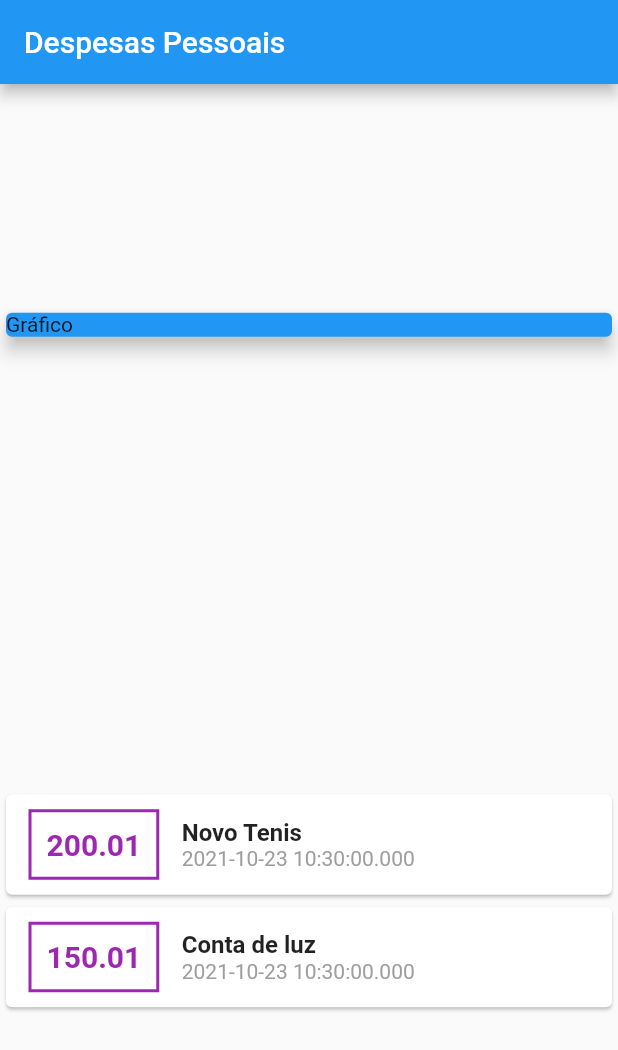
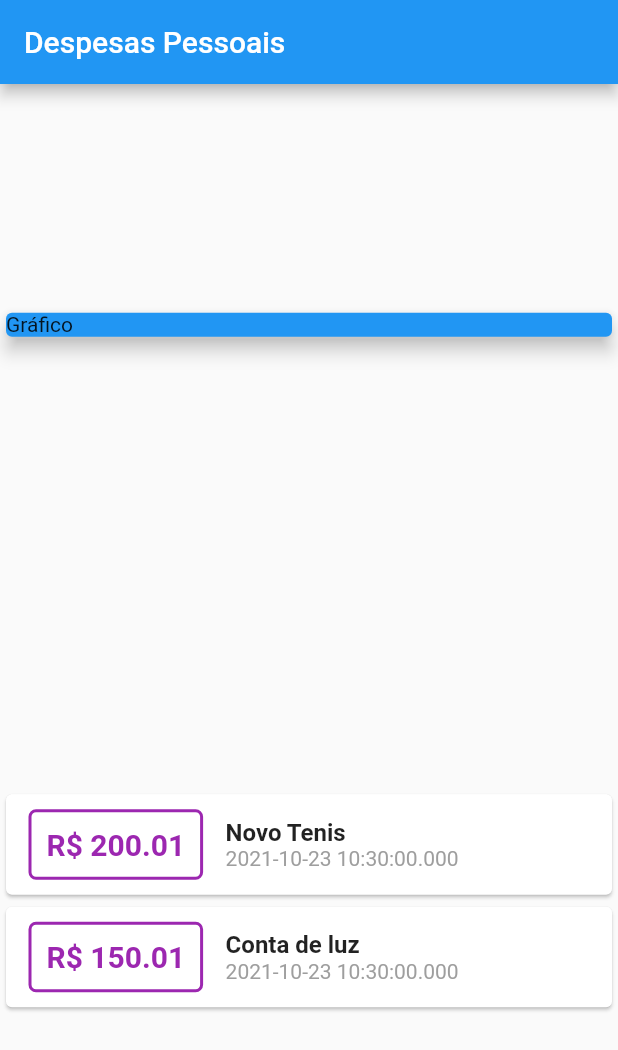
Before and after one commit to EduardoMoreira26/Flutter-expensesApp, a Flutter app: the screen it shows after launch, on a phone screen of 412 x 824 dp. Shown: the top 1050 px of the screen. Run offline on Flutter 3.47's test engine with Material 2 defaults, Android fonts, the phone set to English and light mode, and no system bars.

Commit message:
style card

```diff
--- a/lib/main.dart
+++ b/lib/main.dart
@@ -56,14 +56,16 @@ class MyHomePage extends StatelessWidget {
                         vertical: 10,
                       ),
                       decoration: BoxDecoration(
+                        borderRadius: BorderRadius.circular(5),
                         border: Border.all(
+
                           color: Colors.purple,
                           width: 2,
                         ),
                       ),
                       padding: EdgeInsets.all(10),
                       child: Text(
-                        transaction.value.toString(),
+                        'R\$ ${transaction.value.toStringAsFixed(2)}',
                         style: TextStyle(
                           fontWeight: FontWeight.bold,
                           fontSize: 20,
```
